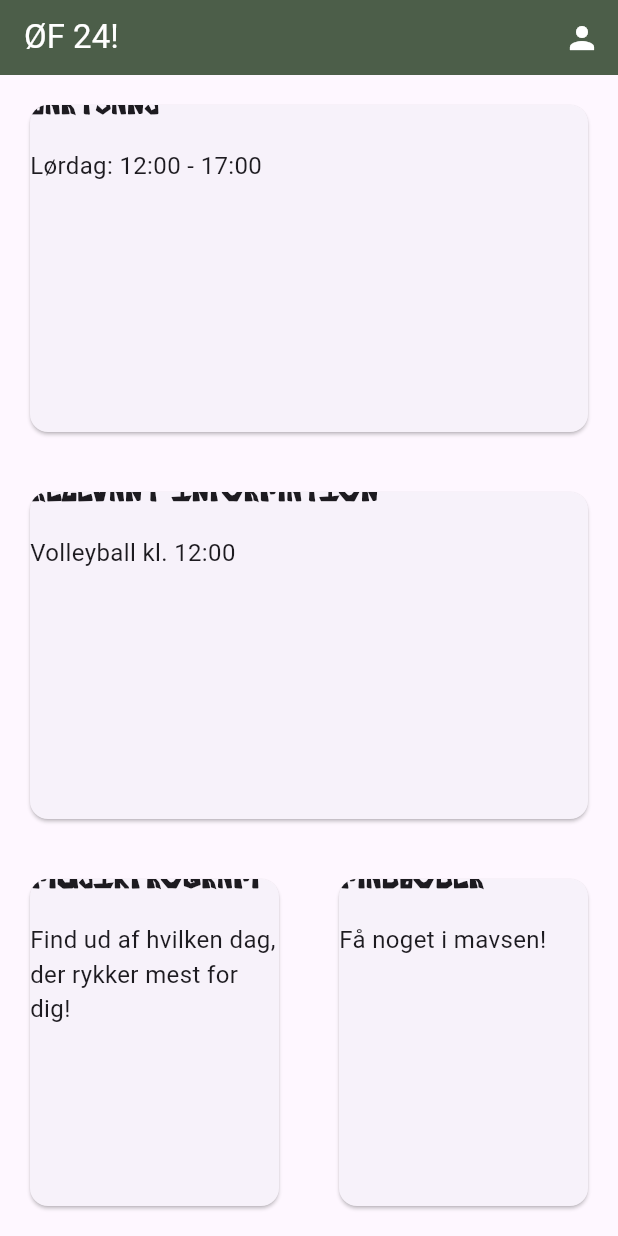
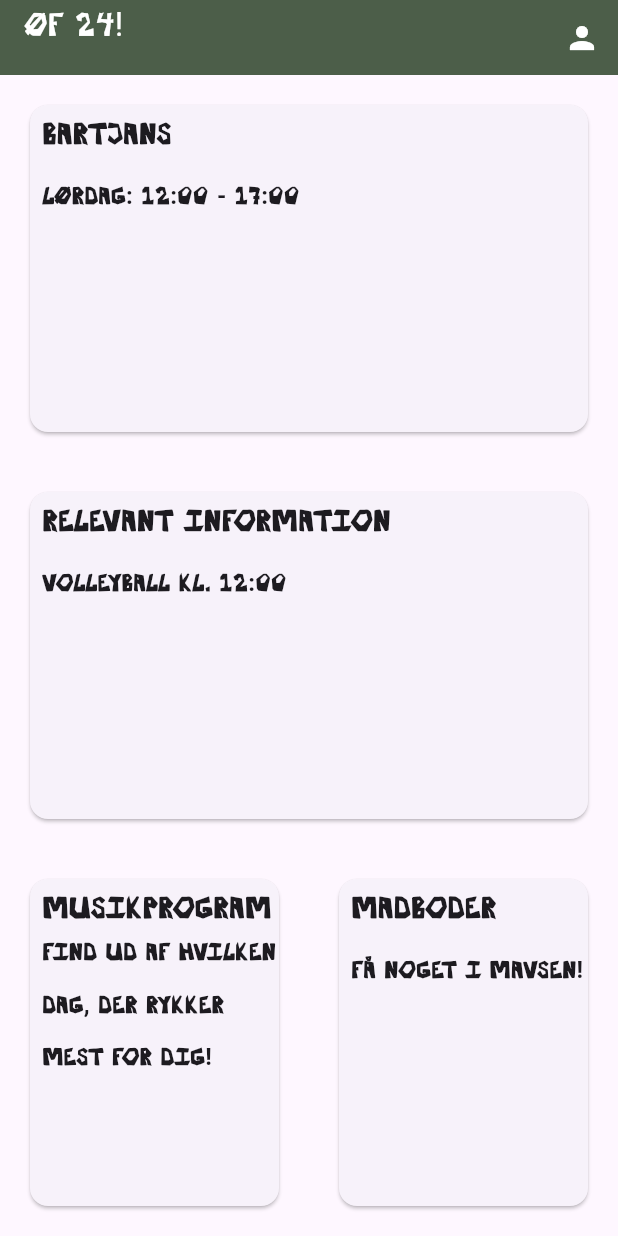
Before and after one commit to gust1527/festival-volunteer-manager, a Flutter app: the screen it shows after launch, on a phone screen of 412 x 824 dp. Run offline on Flutter 3.47's test engine with Material 3 defaults, Android fonts, the phone set to English and light mode, and no system bars.

Commit message:
Made custo font work, however needs additional padding to work properly. Perhaps convert to .ttf instead of .otf?

```diff
--- a/festival_volunteer_application/lib/UX_Elements/ExpandedDialogTile.dart
+++ b/festival_volunteer_application/lib/UX_Elements/ExpandedDialogTile.dart
@@ -22,6 +22,8 @@ class ExpandedDialogTile extends StatelessWidget {
           children: [
             SizedBox(
               width: double.infinity, // Expand to the edge of the screen
+              child: Padding(
+                padding: const EdgeInsets.only(top: 20, left: 8.0),
                 child: Text(
                   title,
                   style: const TextStyle(
@@ -31,12 +33,18 @@ class ExpandedDialogTile extends StatelessWidget {
                   ),
                 ),
               ),
+            ),
             SizedBox(
               width: double.infinity,
+              child: Padding(
+                padding: const EdgeInsets.only(left: 8.0),
                 child: Text(
                   content,
                   style: const TextStyle(
                     fontSize: 16,
+                    fontWeight: FontWeight.bold,
+                    fontFamily: 'OedstedFestival'
+                  ),
                 ),
               ),
             ),
--- a/festival_volunteer_application/lib/UX_Elements/StandardAppBar.dart
+++ b/festival_volunteer_application/lib/UX_Elements/StandardAppBar.dart
@@ -6,8 +6,13 @@ class StandardAppBar extends StatelessWidget implements PreferredSizeWidget {
   @override
   Widget build(BuildContext context) {
     return AppBar(
-      iconTheme: IconThemeData(color: Colors.white),
-      title: const Text('ØF 24!', style: TextStyle(color: Colors.white),
+      iconTheme: const IconThemeData(color: Colors.white),
+      title: const Text(
+        'ØF 24!',
+        style: TextStyle(
+            color: Colors.white,
+            fontWeight: FontWeight.normal,
+            fontFamily: 'OedstedFestival',),
       ),
       backgroundColor: const Color(0xFF4C5E49),
       actions: [
@@ -17,9 +22,15 @@ class StandardAppBar extends StatelessWidget implements PreferredSizeWidget {
             color: Colors.white,
           ),
           onPressed: () {
-            showAboutDialog(context: context, applicationName: 'ØF 24!', applicationVersion: '1.1.0', applicationIcon: const Icon(Icons.person), children: const <Widget>[
-              Text('This is the ØF 24! app, a tool for the ØF 24! team to manage their daily tasks and keep track of their progress.'),
-            ]);
+            showAboutDialog(
+                context: context,
+                applicationName: 'ØF 24!',
+                applicationVersion: '1.1.0',
+                applicationIcon: const Icon(Icons.person),
+                children: const <Widget>[
+                  Text(
+                      'This is the ØF 24! app, a tool for the ØF 24! team to manage their daily tasks and keep track of their progress.'),
+                ]);
           },
         ),
       ],
```
Also changed, not shown: 1 other file. Lines whose indentation alone changed are shown as unchanged.
